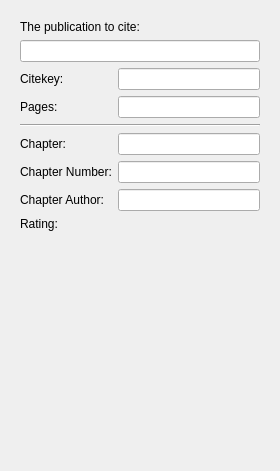
The window that src/sidebar/referencewidget.ui (KDE/conquirere) describes before a commit, drawn with Qt 5.
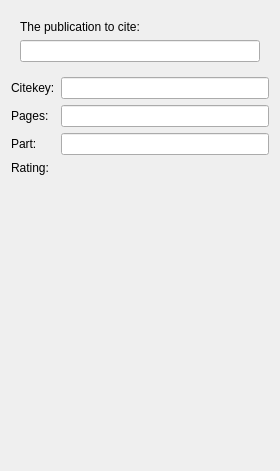
The same window after the commit. Custom widgets are drawn as their Qt base class.

Commit message: change the way someone can reference a chapter of some publication

What changed in the file:
```diff
--- a/src/sidebar/referencewidget.ui
+++ b/src/sidebar/referencewidget.ui
@@ -34,6 +34,9 @@
         </item>
        </layout>
       </item>
+     </layout>
+    </widget>
+   </item>
       <item>
        <layout class="QFormLayout" name="formLayout">
         <property name="fieldGrowthPolicy">
@@ -65,66 +68,33 @@
         <item row="1" column="1">
          <widget class="StringEdit" name="pagesEdit"/>
         </item>
-        <item row="3" column="0">
-         <widget class="QLabel" name="label_Chapter">
-          <property name="text">
-           <string>Chapter:</string>
-          </property>
-          <property name="buddy">
-           <cstring>chapterEdit</cstring>
-          </property>
-         </widget>
-        </item>
-        <item row="3" column="1">
-         <widget class="ChapterEdit" name="chapterEdit"/>
-        </item>
-        <item row="5" column="0">
-         <widget class="QLabel" name="label">
-          <property name="text">
-           <string>Chapter Author:</string>
-          </property>
-          <property name="wordWrap">
-           <bool>true</bool>
-          </property>
-         </widget>
-        </item>
-        <item row="5" column="1">
-         <widget class="ContactEdit" name="chapterAuthorEdit"/>
-        </item>
-        <item row="6" column="0">
+     <item row="4" column="0">
          <widget class="QLabel" name="label_2">
           <property name="text">
            <string>Rating:</string>
           </property>
          </widget>
         </item>
-        <item row="6" column="1">
-         <widget class="KRatingWidget" name="editRating"/>
-        </item>
         <item row="4" column="1">
-         <widget class="StringEdit" name="chapterNumber"/>
-        </item>
-        <item row="4" column="0">
-         <widget class="QLabel" name="label_3">
+      <widget class="KRatingWidget" name="editRating"/>
+     </item>
+     <item row="2" column="1">
+      <widget class="ChapterEdit" name="chapterEdit"/>
+     </item>
+     <item row="2" column="0">
+      <widget class="QLabel" name="label_Chapter">
+       <property name="toolTip">
+        <string>Part of the publication. A chapter or quote</string>
+       </property>
           <property name="text">
-           <string>Chapter Number:</string>
-          </property>
-         </widget>
-        </item>
-        <item row="2" column="0" colspan="2">
-         <widget class="Line" name="line">
-          <property name="lineWidth">
-           <number>1</number>
-          </property>
-          <property name="orientation">
-           <enum>Qt::Horizontal</enum>
-          </property>
+        <string>Part:</string>
+       </property>
+       <property name="buddy">
+        <cstring>chapterEdit</cstring>
+       </property>
          </widget>
         </item>
        </layout>
-      </item>
-     </layout>
-    </widget>
    </item>
    <item>
     <spacer name="verticalSpacer">
@@ -155,14 +125,6 @@
     <signal>widgetEnabled(bool)</signal>
    </slots>
   </customwidget>
-  <customwidget>
-   <class>ContactEdit</class>
-   <extends>QLineEdit</extends>
-   <header>propertywidgets/contactedit.h</header>
-   <slots>
-    <signal>widgetEnabled(bool)</signal>
-   </slots>
-  </customwidget>
   <customwidget>
    <class>PublicationEdit</class>
    <extends>QLineEdit</extends>
```
Left out of the diff: 54 changed lines with no effect on the pictures. Lines whose indentation alone changed are shown as unchanged. The commit also changes 6 other files.
